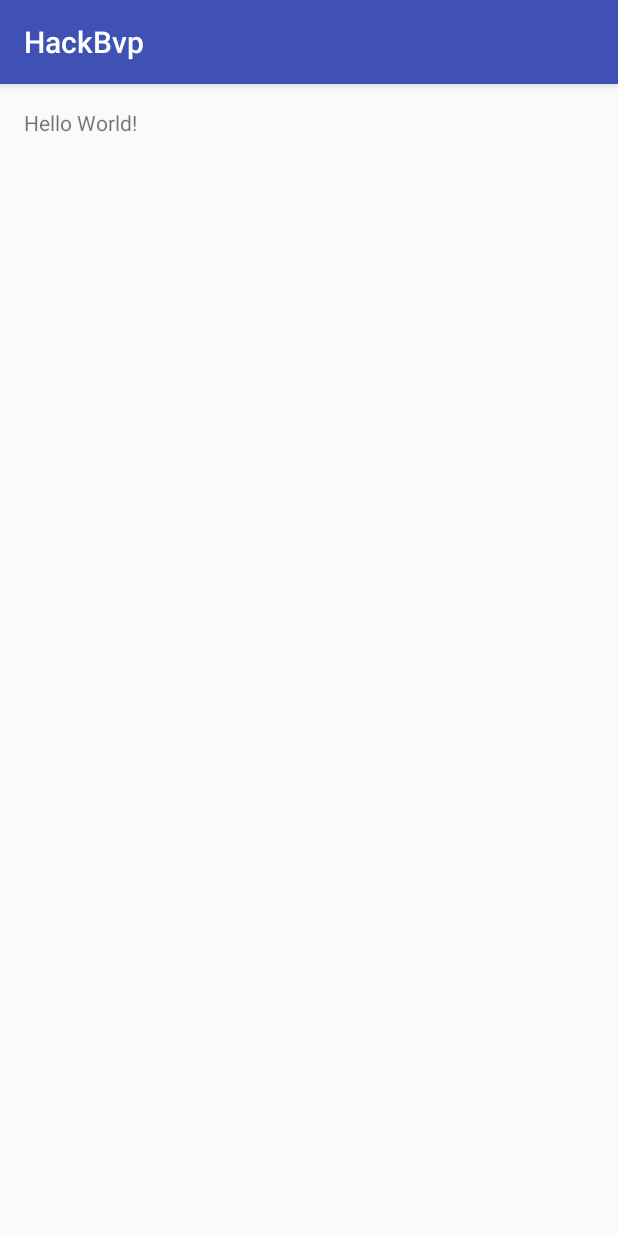
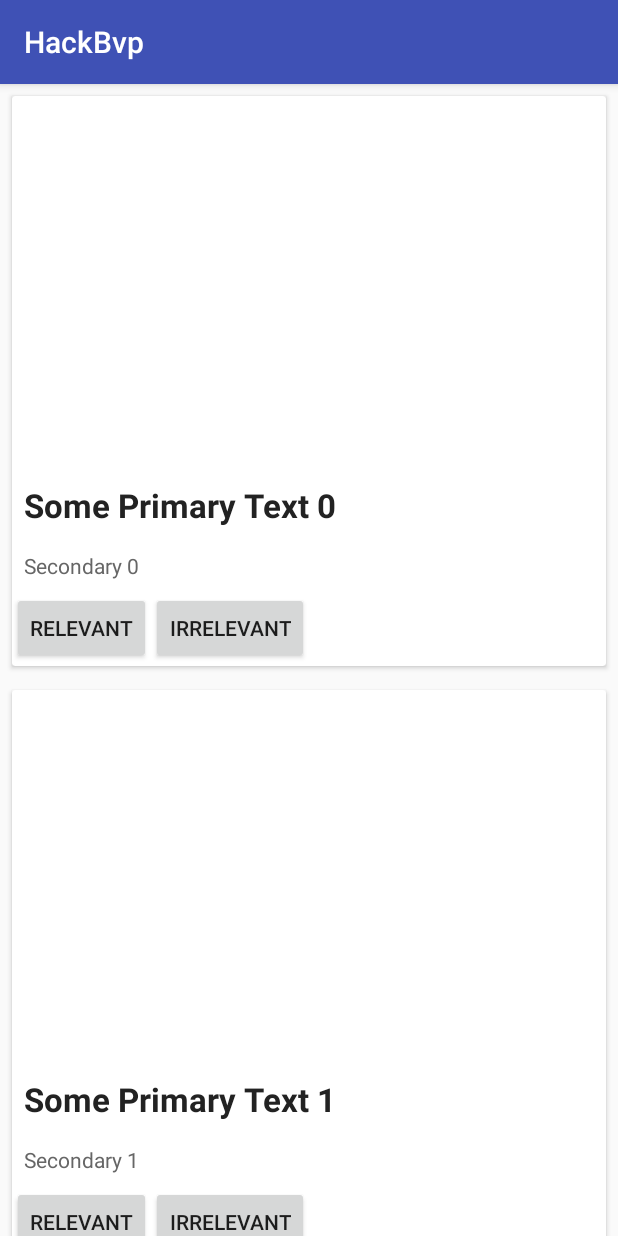
Before and after one commit to goyalarchit29/Shut_the_fake_up, an Android app: the screen it shows after launch (MainActivity), on a phone screen of 412 x 824 dp. Run offline under Robolectric (Android 15) with nearby library versions, the phone set to English and light mode, and no system bars; 4 statements that could not run were skipped.

Commit message:
created card view

```diff
--- a/app/build.gradle
+++ b/app/build.gradle
@@ -25,5 +25,7 @@ dependencies {
         exclude group: 'com.android.support', module: 'support-annotations'
     })
     compile 'com.android.support:appcompat-v7:26.0.0-alpha1'
+    compile 'com.android.support:cardview-v7:26.0.+'
+    compile 'com.android.support:recyclerview-v7:26.0.+'
     testCompile 'junit:junit:4.12'
 }
--- a/app/src/main/AndroidManifest.xml
+++ b/app/src/main/AndroidManifest.xml
@@ -15,6 +15,7 @@
                 <category android:name="android.intent.category.LAUNCHER" />
             </intent-filter>
         </activity>
+        <activity android:name=".CardView"></activity>
     </application>
 
 </manifest>
--- /dev/null
+++ b/app/src/main/java/com/example/android/hackbvp/DataObject.java
@@ -0,0 +1,31 @@
+package com.example.android.hackbvp;
+
+/**
+ * Created by archi on 10-10-2017.
+ */
+
+public class DataObject {
+    private String mText1;
+    private String mText2;
+
+    DataObject (String text1, String text2){
+        mText1 = text1;
+        mText2 = text2;
+    }
+
+    public String getmText1() {
+        return mText1;
+    }
+
+    public void setmText1(String mText1) {
+        this.mText1 = mText1;
+    }
+
+    public String getmText2() {
+        return mText2;
+    }
+
+    public void setmText2(String mText2) {
+        this.mText2 = mText2;
+    }
+}
--- a/app/src/main/java/com/example/android/hackbvp/MainActivity.java
+++ b/app/src/main/java/com/example/android/hackbvp/MainActivity.java
@@ -2,12 +2,56 @@ package com.example.android.hackbvp;
 
 import android.support.v7.app.AppCompatActivity;
 import android.os.Bundle;
+import android.support.v7.widget.LinearLayoutManager;
+import android.support.v7.widget.RecyclerView;
+import android.util.Log;
+import android.view.View;
+import android.widget.Button;
+
+import java.util.ArrayList;
 
 public class MainActivity extends AppCompatActivity {
+
+    private RecyclerView mRecyclerView;
+    private RecyclerView.Adapter mAdapter;
+    private RecyclerView.LayoutManager mLayoutManager;
+    private static String LOG_TAG = "MainActivity";
+    private Button relButton;
+    private Button irelButton;
 
     @Override
     protected void onCreate(Bundle savedInstanceState) {
         super.onCreate(savedInstanceState);
         setContentView(R.layout.activity_main);
+
+        mRecyclerView = (RecyclerView) findViewById(R.id.my_recycler_view);
+        mRecyclerView.setHasFixedSize(true);
+        mLayoutManager = new LinearLayoutManager(this);
+        mRecyclerView.setLayoutManager(mLayoutManager);
+        mAdapter = new MyRecyclerViewAdapter(getDataSet());
+        mRecyclerView.setAdapter(mAdapter);
+    }
+
+    @Override
+    protected void onResume() {
+        super.onResume();
+        ((MyRecyclerViewAdapter) mAdapter).setOnItemClickListener(new MyRecyclerViewAdapter
+                .MyClickListener() {
+            @Override
+            public void onItemClick(int position, View v) {
+                Log.i(LOG_TAG, " Clicked on Item " + position);
+
+            }
+        });
+    }
+
+    private ArrayList<DataObject> getDataSet() {
+        ArrayList results = new ArrayList<DataObject>();
+        for (int index = 0; index < 20; index++) {
+            DataObject obj = new DataObject("Some Primary Text " + index,
+                    "Secondary " + index);
+            results.add(index, obj);
+        }
+        return results;
     }
 }
--- /dev/null
+++ b/app/src/main/java/com/example/android/hackbvp/MyRecyclerViewAdapter.java
@@ -0,0 +1,116 @@
+package com.example.android.hackbvp;
+
+/**
+ * Created by archi on 10-10-2017.
+ */
+
+import android.app.Dialog;
+import android.graphics.Color;
+import android.graphics.drawable.ColorDrawable;
+import android.support.v7.widget.RecyclerView;
+import android.util.Log;
+import android.view.LayoutInflater;
+import android.view.View;
+import android.view.ViewGroup;
+import android.widget.Button;
+import android.widget.TextView;
+
+import java.util.ArrayList;
+
+public class MyRecyclerViewAdapter extends RecyclerView
+        .Adapter<MyRecyclerViewAdapter
+        .DataObjectHolder> {
+    private static String LOG_TAG = "MyRecyclerViewAdapter";
+    private ArrayList<DataObject> mDataset;
+    private static MyClickListener myClickListener;
+
+    public static class DataObjectHolder extends RecyclerView.ViewHolder
+            implements View
+            .OnClickListener {
+        TextView label;
+        TextView dateTime;
+
+        int clickId=-1;
+
+        public DataObjectHolder(final View itemView) {
+            super(itemView);
+            label = (TextView) itemView.findViewById(R.id.title);
+            dateTime = (TextView) itemView.findViewById(R.id.description);
+            relButton=(Button)itemView.findViewById(R.id.rel);
+            irelButton=(Button)itemView.findViewById(R.id.irre);
+            itemView.setOnClickListener(this);
+
+            relButton.setOnClickListener(new View.OnClickListener() {
+                @Override
+                public void onClick(View view) {
+                    clickId=itemView.getId();
+                    Log.i("Archit","clicked on relevant button of:"+clickId);
+                    final Dialog fbDialogue = new Dialog(,android.R.style.Theme_Black_NoTitleBar);
+                    fbDialogue.getWindow().setBackgroundDrawable(new ColorDrawable(Color.argb(100, 0, 0, 0)));
+                    fbDialogue.setContentView(R.layout.dialogue);
+                    fbDialogue.setCancelable(true);
+                    fbDialogue.show();
+                }
+            });
+
+            irelButton.setOnClickListener(new View.OnClickListener() {
+                @Override
+                public void onClick(View view) {
+                    clickId=itemView.getId();
+                    Log.i("Archit","clicked on Irrelevant button of:"+clickId);
+                }
+            });
+
+            Log.i(LOG_TAG, "Adding Listener");
+            //itemView.setOnClickListener(this)
+        }
+
+        @Override
+        public void onClick(View v) {
+            myClickListener.onItemClick(getAdapterPosition(), v);
+        }
+    }
+
+    public void setOnItemClickListener(MyClickListener myClickListener) {
+        this.myClickListener = myClickListener;
+    }
+
+    public MyRecyclerViewAdapter(ArrayList<DataObject> myDataset) {
+        mDataset = myDataset;
+    }
+
+    @Override
+    public DataObjectHolder onCreateViewHolder(ViewGroup parent,
+                                               int viewType) {
+        View view = LayoutInflater.from(parent.getContext())
+                .inflate(R.layout.activity_card_view, parent, false);
+
+        DataObjectHolder dataObjectHolder = new DataObjectHolder(view);
+        return dataObjectHolder;
+    }
+
+    @Override
+    public void onBindViewHolder(DataObjectHolder holder, int position) {
+        holder.label.setText(mDataset.get(position).getmText1());
+        holder.dateTime.setText(mDataset.get(position).getmText2());
+    }
+
+    public void addItem(DataObject dataObj, int index) {
+        mDataset.add(index, dataObj);
+        notifyItemInserted(index);
+    }
+
+    public void deleteItem(int index) {
+        mDataset.remove(index);
+        notifyItemRemoved(index);
+    }
+
+    @Override
+    public int getItemCount() {
+        return mDataset.size();
+    }
+
+    public interface MyClickListener {
+        public void onItemClick(int position, View v);
+    }
+}
--- /dev/null
+++ b/app/src/main/res/layout/activity_card_view.xml
@@ -0,0 +1,60 @@
+<android.support.v7.widget.CardView xmlns:android="http://schemas.android.com/apk/res/android"
+    android:id="@+id/card_view"
+    android:layout_width="match_parent"
+    xmlns:tools="http://schemas.android.com/tools"
+    xmlns:cardView="http://schemas.android.com/apk/res-auto"
+    android:layout_height="380dp"
+    android:layout_margin="8dp">
+
+    <RelativeLayout
+        android:layout_width="match_parent"
+        android:layout_height="match_parent">
+
+        <ImageView
+            android:id="@+id/thumbnail"
+            android:layout_width="match_parent"
+            android:layout_height="250dp"
+            android:layout_alignParentTop="true"
+            android:scaleType="centerCrop"
+            />
+
+        <TextView
+            android:id="@+id/title"
+            android:layout_width="wrap_content"
+            android:layout_height="wrap_content"
+            android:layout_below="@+id/thumbnail"
+            android:maxLines="3"
+            android:padding="8dp"
+            android:text="title"
+            android:textColor="#222"
+            android:textStyle="bold"
+            android:textSize="22dp" />
+
+        <TextView
+            android:layout_width="wrap_content"
+            android:id="@+id/description"
+            android:layout_height="wrap_content"
+            android:layout_below="@+id/title"
+            android:maxLines="3"
+            android:padding="8dp"
+            android:text="description"
+            android:textColor="#666"
+            android:textSize="14dp" />
+
+        <Button
+            android:layout_width="wrap_content"
+            android:layout_height="wrap_content"
+            android:text="Relevant"
+            android:layout_below="@+id/description"
+            android:id="@+id/rel"/>
+
+        <Button
+            android:layout_width="wrap_content"
+            android:layout_height="wrap_content"
+            android:layout_toRightOf="@+id/rel"
+            android:layout_below="@+id/description"
+            android:text="Irrelevant"
+            android:id="@+id/irre"/>
+
+    </RelativeLayout>
+</android.support.v7.widget.CardView>
--- a/app/src/main/res/layout/activity_main.xml
+++ b/app/src/main/res/layout/activity_main.xml
@@ -1,17 +1,12 @@
-<?xml version="1.0" encoding="utf-8"?>
 <RelativeLayout xmlns:android="http://schemas.android.com/apk/res/android"
     xmlns:tools="http://schemas.android.com/tools"
-    android:id="@+id/activity_main"
     android:layout_width="match_parent"
-    android:layout_height="match_parent"
-    android:paddingBottom="@dimen/activity_vertical_margin"
-    android:paddingLeft="@dimen/activity_horizontal_margin"
-    android:paddingRight="@dimen/activity_horizontal_margin"
-    android:paddingTop="@dimen/activity_vertical_margin"
-    tools:context="com.example.android.hackbvp.MainActivity">
+    android:layout_height="match_parent">
 
-    <TextView
-        android:layout_width="wrap_content"
-        android:layout_height="wrap_content"
-        android:text="Hello World!" />
+    <android.support.v7.widget.RecyclerView
+        android:id="@+id/my_recycler_view"
+        android:layout_width="match_parent"
+        android:layout_height="match_parent"
+        android:scrollbars="vertical"/>
+
 </RelativeLayout>
```
Also changed, not shown: app/src/main/java/com/example/android/hackbvp/CardView.java (added, +13 -0 lines), app/src/main/res/layout/dialogue.xml (added, +34 -0 lines).
